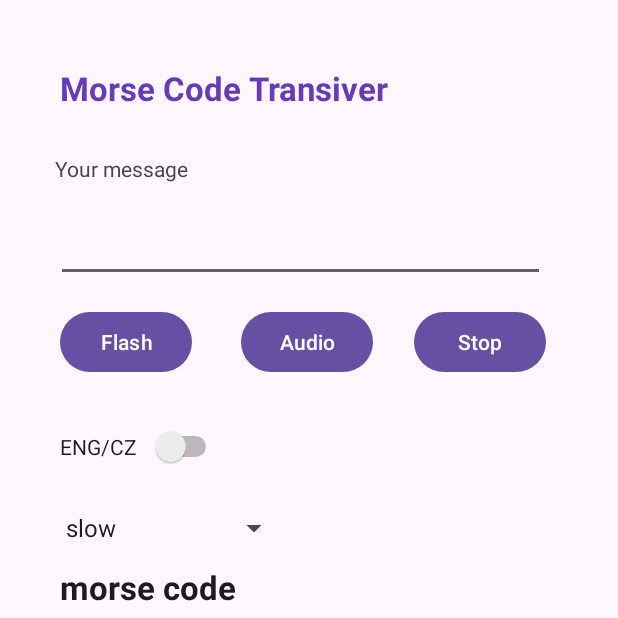
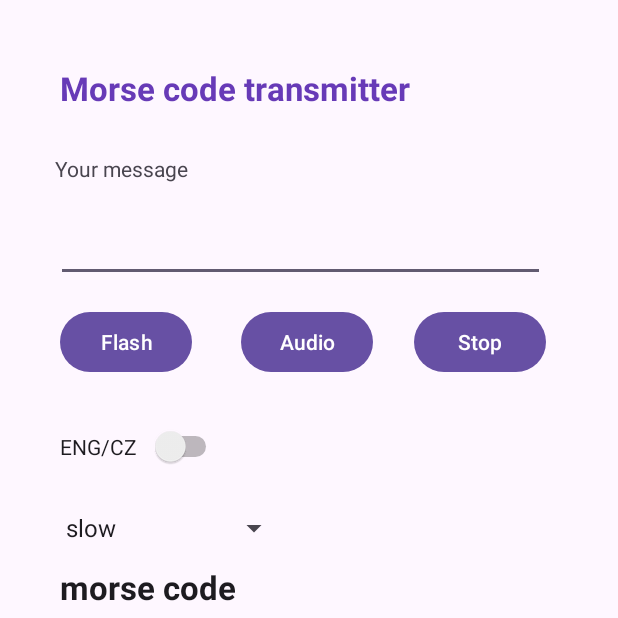
Before and after one commit to MrToxc/MorseCodeApp, an Android app: the screen it shows after launch (MainActivity), on a phone screen of 412 x 824 dp, the top half of it. Run offline under Robolectric (Android 15) with nearby library versions, the phone set to English and light mode, and no system bars.

```diff
--- a/app/src/main/java/com/example/morsecode/MainActivity.java
+++ b/app/src/main/java/com/example/morsecode/MainActivity.java
@@ -111,7 +111,7 @@ public class MainActivity extends AppCompatActivity {
     }
 
     private void setEnglish() {
-        textViewHeading.setText("Morse Code Transiver");
+        textViewHeading.setText("Morse code transmitter");
         inputLabel.setText("Your message");
         buttonFlash.setText("Flash");
         buttonAudio.setText("Audio");
@@ -121,7 +121,7 @@ public class MainActivity extends AppCompatActivity {
     }
 
     private void setCzech() {
-        textViewHeading.setText("Vysílač Morseovy Abecedy");
+        textViewHeading.setText("Vysílač morseovy abecedy");
         inputLabel.setText("Vaše zpráva");
         buttonFlash.setText("Světlo");
         buttonAudio.setText("Zvuk");
--- a/app/src/main/res/layout/activity_main.xml
+++ b/app/src/main/res/layout/activity_main.xml
@@ -86,7 +86,7 @@
         android:layout_width="274dp"
         android:layout_height="47dp"
         android:layout_marginTop="44dp"
-        android:text="Morse Code Transiver"
+        android:text="Morse code transmitter"
         android:textAppearance="@style/TextAppearance.AppCompat.Large"
         android:textColor="#673AB7"
         android:textStyle="bold"
```
Also changed, not shown: app/src/main/java/com/example/morsecode/Translator.java (+28 -12 lines).
